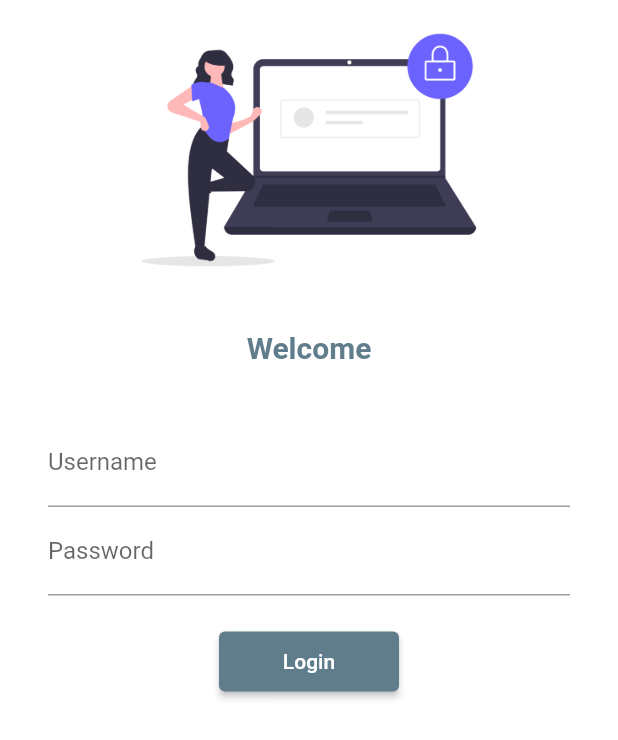
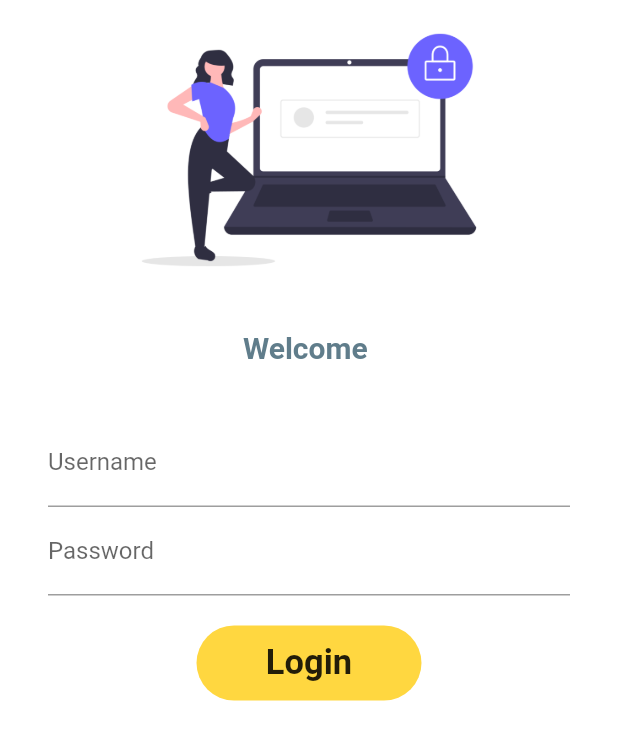
Before and after one commit to Tanvir180/Fltutter_Practice1, a Flutter app: the screen it shows after launch, on a phone screen of 412 x 824 dp. Shown: the top 740 px of the screen. Run offline on Flutter 3.47's test engine with Material 2 defaults, Android fonts, the phone set to English and light mode, and no system bars; our stand-ins replace google_fonts; Roboto replaces fonts that are missing (Abel).

Commit message:
day6 complete

```diff
--- a/lib/pages/login_page.dart
+++ b/lib/pages/login_page.dart
@@ -1,9 +1,16 @@
 import 'package:flutter/material.dart';
 import 'package:practice1/utils/routes.dart';
 
-class LoginPage extends StatelessWidget {
+class LoginPage extends StatefulWidget {
   const LoginPage({Key? key}) : super(key: key);
 
+  @override
+  State<LoginPage> createState() => _LoginPageState();
+}
+
+class _LoginPageState extends State<LoginPage> {
+  String name = "";
+  bool changeButton = false;
   @override
   Widget build(BuildContext context) {
     return Material(
@@ -18,9 +25,9 @@ class LoginPage extends StatelessWidget {
           const SizedBox(
             height: 20.0,
           ),
-          const Text(
-            "Welcome",
-            style: TextStyle(
+          Text(
+            "Welcome $name",
+            style: const TextStyle(
                 fontSize: 20,
                 fontWeight: FontWeight.bold,
                 color: Colors.blueGrey),
@@ -38,6 +45,10 @@ class LoginPage extends StatelessWidget {
                     hintText: "Enter UserName",
                     labelText: "Username",
                   ),
+                  onChanged: ((value) {
+                    name = value;
+                    setState(() {});
+                  }),
                 ),
                 TextFormField(
                   obscureText: true,
@@ -49,13 +60,43 @@ class LoginPage extends StatelessWidget {
                 const SizedBox(
                   height: 20.0,
                 ),
-                ElevatedButton(
-                  onPressed: () {
+
+                InkWell(
+                  onTap: () async {
+                    setState(() {
+                      changeButton = true;
+                    });
+                    await Future.delayed(Duration(seconds: 1));
                     Navigator.pushNamed(context, MyRoutes.homeRoute);
                   },
-                  style: TextButton.styleFrom(minimumSize: const Size(120, 40)),
-                  child: const Text("Login"),
+                  child: AnimatedContainer(
+                    duration: const Duration(seconds: 1),
+                    width: changeButton ? 50 : 150,
+                    height: 50,
+                    alignment: Alignment.center,
+                    decoration: BoxDecoration(
+                        color: Colors.amberAccent,
+                        // shape:
+                        //     changeButton ? BoxShape.circle : BoxShape.rectangle,
+                        borderRadius:
+                            BorderRadius.circular(changeButton ? 50 : 150)),
+                    child: changeButton
+                        ? const Icon(Icons.done, color: Colors.black)
+                        : const Text(
+                            "Login",
+                            style: TextStyle(
+                                fontWeight: FontWeight.bold, fontSize: 23),
+                          ),
+                  ),
                 )
+
+                // ElevatedButton(
+                //   onPressed: () {
+                //     Navigator.pushNamed(context, MyRoutes.homeRoute);
+                //   },
+                //   style: TextButton.styleFrom(minimumSize: const Size(120, 40)),
+                //   child: const Text("Login"),
+                // )
               ],
             ),
           ),
```
